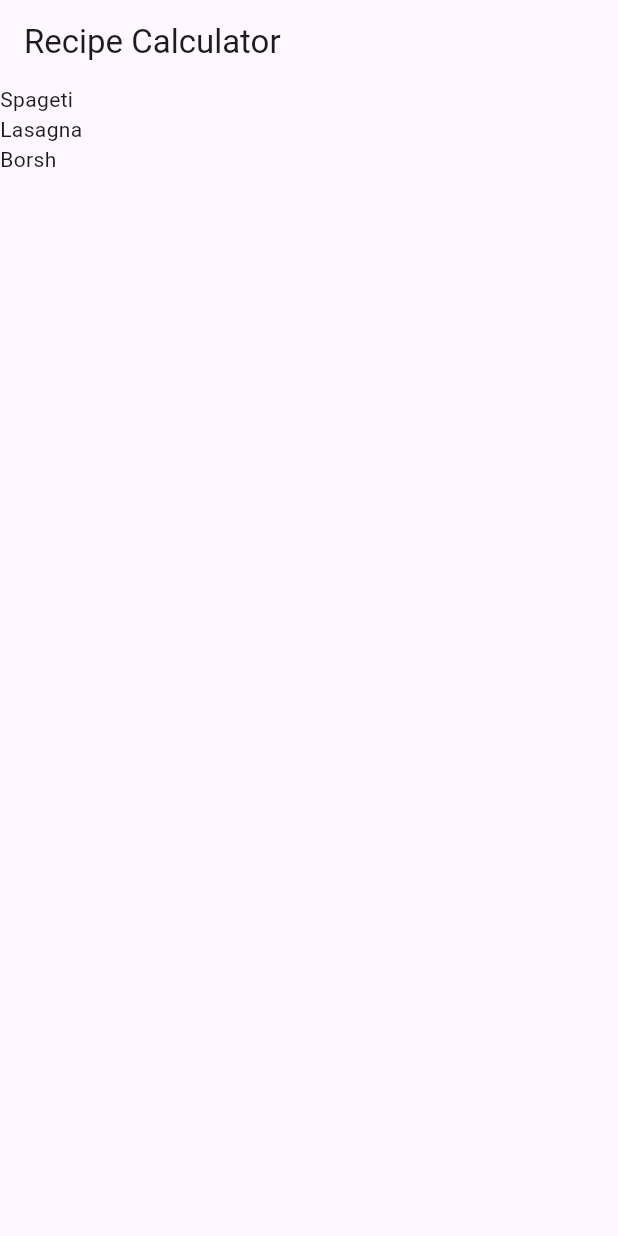
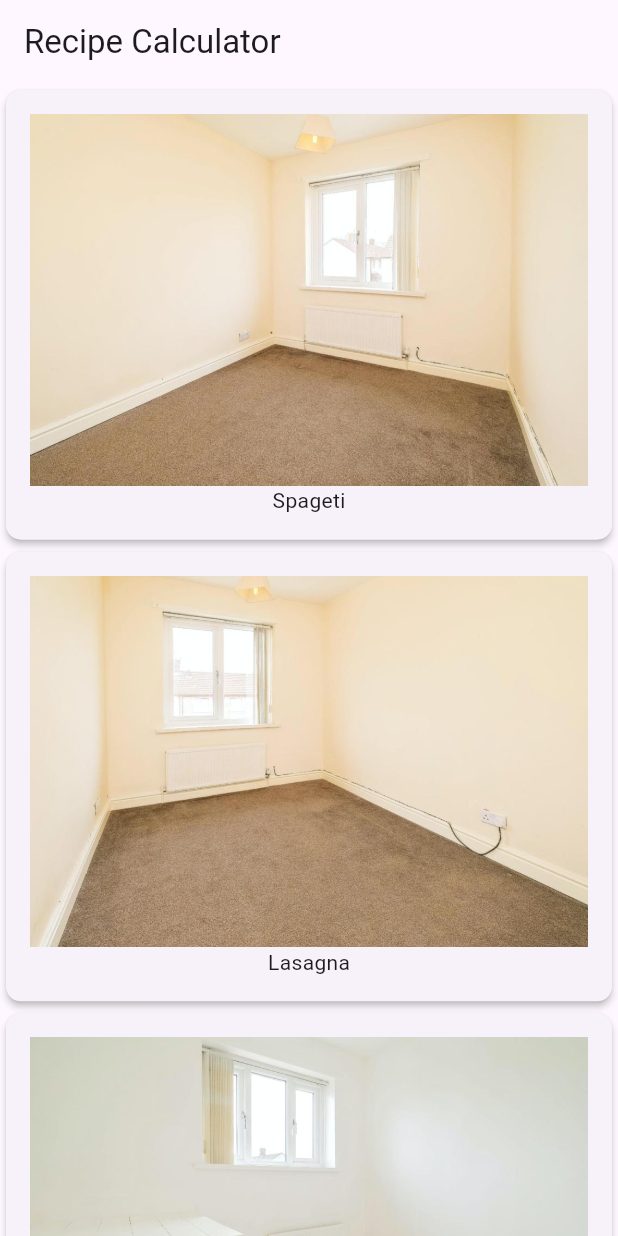
Before and after one commit to vasilijus/Recipe-App-Example, a Flutter app: the screen it shows after launch, on a phone screen of 412 x 824 dp. Run offline on Flutter 3.47's test engine with Material 3 defaults, Android fonts, the phone set to English and light mode, and no system bars.

Commit message:
Creating UI Cards that pull sample List data

```diff
--- a/lib/main.dart
+++ b/lib/main.dart
@@ -40,13 +40,6 @@ class MyHomePage extends StatefulWidget {
 }
 
 class _MyHomePageState extends State<MyHomePage> {
-  // int _counter = 0;
-
-  // void _incrementCounter() {
-  //   setState(() {
-  //     _counter++;
-  //   });
-  // }
 
   @override
   Widget build(BuildContext context) {
@@ -59,10 +52,32 @@ class _MyHomePageState extends State<MyHomePage> {
         child: ListView.builder(
           itemCount: Recipe.samples.length,
           itemBuilder: (BuildContext context, int index) {
-            return Text(Recipe.samples[index].label);
+            // return Text(Recipe.samples[index].label);
+            return buildRecipeCard(Recipe.samples[index]);
           },
         ),
       ),
     );
   }
+
+
+  Widget buildRecipeCard(Recipe recipe) {
+    return Card(
+      elevation: 2.0,
+      shape: RoundedRectangleBorder(
+        borderRadius: BorderRadius.circular(10.0)
+      ),
+      child: Padding(
+        padding: const EdgeInsets.all(16.0),
+
+        child: Column(
+          children: <Widget>[
+            Image(image: AssetImage(recipe.imageUrl)),
+            Text(recipe.label),
+          ],
+        ),
+      ),
+    );
+  }
+
 }
--- a/lib/recipe.dart
+++ b/lib/recipe.dart
@@ -12,15 +12,15 @@ class Recipe {
 	static List<Recipe> samples = [
 		Recipe(
 			'Spageti',
-			'assets/image1.jpg',
+			'assets/image1.jpeg',
 		),
 		Recipe(
 			'Lasagna',
-			'assets/image2.jpg',
+			'assets/image2.jpeg',
 		),
 		Recipe(
 			'Borsh',
-			'assets/image3.jpg',
+			'assets/image3.jpeg',
 		),
 	];
 }
```
